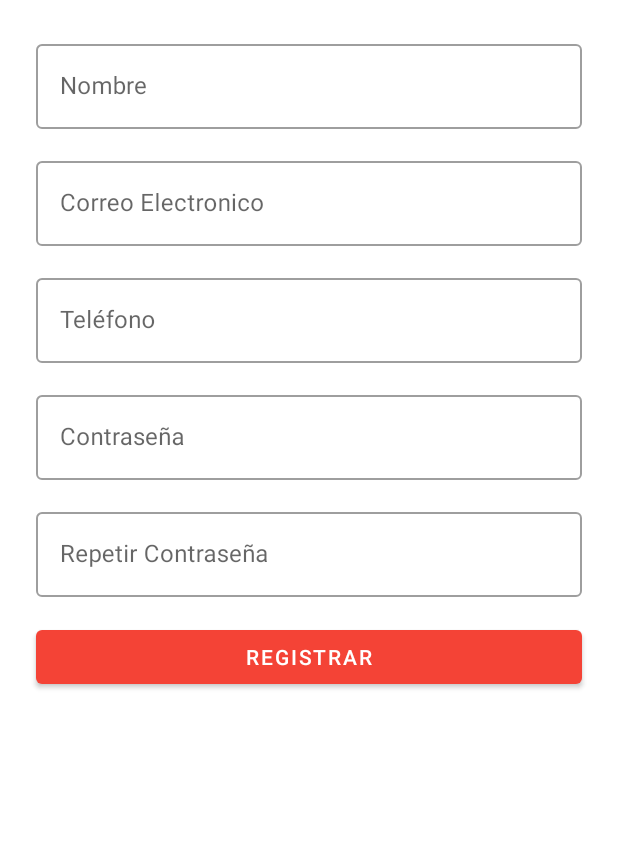
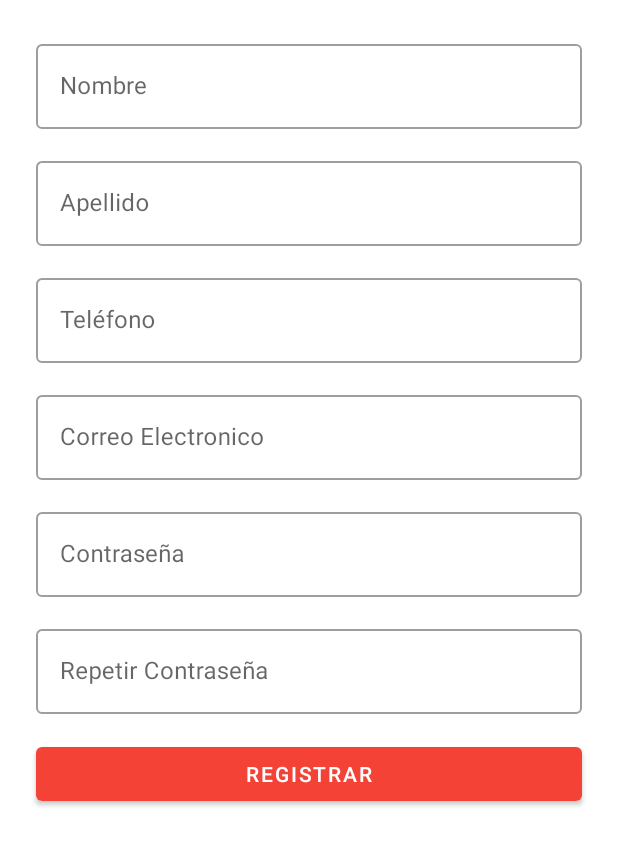
Before and after one commit to Sycrax88/RecomiendaME, an Android app: the SignUpFragment screen opened through its navigation route, on a phone screen of 412 x 824 dp, the part 390-1236 px from its top. Run offline under Robolectric (Android 15) with nearby library versions, the phone set to English and light mode, and no system bars; our stand-ins replace Firebase (no records; nobody signed in at launch, a user with empty details on screens opened directly), navigation-ui.

Commit message:
Se colocó funcionamiento al Login y al SignUp con Firebase, todo correcto

```diff
--- a/app/build.gradle
+++ b/app/build.gradle
@@ -2,6 +2,7 @@ plugins {
     id 'com.android.application'
     id 'org.jetbrains.kotlin.android'
     id 'androidx.navigation.safeargs.kotlin'
+    id 'com.google.gms.google-services'
 }
 
 android {
@@ -46,7 +47,9 @@ dependencies {
     implementation 'androidx.navigation:navigation-fragment-ktx:2.5.1'
     implementation 'androidx.navigation:navigation-ui-ktx:2.5.1'
     implementation 'androidx.legacy:legacy-support-v4:1.0.0'
-    implementation 'com.google.firebase:firebase-auth:21.0.6'
+    implementation 'com.google.firebase:firebase-auth-ktx:21.0.6'
+    implementation 'com.google.firebase:firebase-common-ktx:20.1.1'
+    implementation 'org.jetbrains.kotlinx:kotlinx-coroutines-play-services:1.6.1'
     testImplementation 'junit:junit:4.13.2'
     androidTestImplementation 'androidx.test.ext:junit:1.1.3'
     androidTestImplementation 'androidx.test.espresso:espresso-core:3.4.0'
--- a/app/src/main/java/com/colosoft/recomiendame/ui/login/LoginFragment.kt
+++ b/app/src/main/java/com/colosoft/recomiendame/ui/login/LoginFragment.kt
@@ -6,27 +6,55 @@ import androidx.fragment.app.Fragment
 import android.view.LayoutInflater
 import android.view.View
 import android.view.ViewGroup
-import com.colosoft.recomiendame.R
+import android.widget.Toast
+import androidx.appcompat.app.AppCompatActivity
+import androidx.navigation.fragment.findNavController
+import com.colosoft.recomiendame.databinding.FragmentLoginBinding
 
 class LoginFragment : Fragment() {
 
-    companion object {
-        fun newInstance() = LoginFragment()
-    }
-
-    private lateinit var viewModel: LoginViewModel
+    private lateinit var loginBinding: FragmentLoginBinding
+    private lateinit var loginviewModel: LoginViewModel
 
     override fun onCreateView(
         inflater: LayoutInflater, container: ViewGroup?,
         savedInstanceState: Bundle?
-    ): View? {
-        return inflater.inflate(R.layout.fragment_login, container, false)
+    ): View {
+        loginBinding = FragmentLoginBinding.inflate(inflater, container, false)
+        loginviewModel = ViewModelProvider(this)[LoginViewModel::class.java]
+
+        loginviewModel.errorMsg.observe(viewLifecycleOwner){ msg ->
+            showErrorMessage(msg)
+        }
+        loginviewModel.loginSuccess.observe(viewLifecycleOwner){
+            goToList()
+        }
+
+        with(loginBinding){
+            loginButton.setOnClickListener {
+                loginviewModel.validateFields(emailEditText.text.toString(),passwordEditText.text.toString())
+            }
+
+            signUpTextView.setOnClickListener {
+                findNavController().navigate(LoginFragmentDirections.actionNavigationLoginToNavigationSignup())
+            }
+
+        }
+        return loginBinding.root
     }
 
-    override fun onActivityCreated(savedInstanceState: Bundle?) {
-        super.onActivityCreated(savedInstanceState)
-        viewModel = ViewModelProvider(this)[LoginViewModel::class.java]
-        // TODO: Use the ViewModel
+    private fun showErrorMessage(msg: String?) {
+        Toast.makeText(requireActivity(), msg, Toast.LENGTH_LONG).show()
+    }
+
+    fun goToList(){
+        findNavController().navigate(LoginFragmentDirections.actionNavigationLoginToNavigationHome())
+
+    }
+
+    override fun onResume() {
+        super.onResume()
+        (activity as AppCompatActivity).supportActionBar!!.hide()
     }
 
 }
--- a/app/src/main/java/com/colosoft/recomiendame/ui/signup/SignUpFragment.kt
+++ b/app/src/main/java/com/colosoft/recomiendame/ui/signup/SignUpFragment.kt
@@ -6,27 +6,63 @@ import androidx.fragment.app.Fragment
 import android.view.LayoutInflater
 import android.view.View
 import android.view.ViewGroup
+import android.widget.Toast
+import androidx.appcompat.app.AppCompatActivity
+import androidx.navigation.fragment.findNavController
 import com.colosoft.recomiendame.R
+import com.colosoft.recomiendame.databinding.FragmentSignUpBinding
 
 class SignUpFragment : Fragment() {
 
-    companion object {
-        fun newInstance() = SignUpFragment()
-    }
-
-    private lateinit var viewModel: SignUpViewModel
+    private lateinit var signUpBinding: FragmentSignUpBinding
+    private lateinit var signUpviewModel: SignUpViewModel
 
     override fun onCreateView(
         inflater: LayoutInflater, container: ViewGroup?,
         savedInstanceState: Bundle?
-    ): View? {
-        return inflater.inflate(R.layout.fragment_sign_up, container, false)
+    ): View {
+        signUpBinding = FragmentSignUpBinding.inflate(inflater, container, false)
+        signUpviewModel = ViewModelProvider(this)[SignUpViewModel::class.java]
+
+        signUpviewModel.errorMsg.observe(viewLifecycleOwner){ msg ->
+            showErrorMessage(msg)
+        }
+
+        signUpviewModel.registerSuccess.observe(viewLifecycleOwner){
+            goToLogin()
+        }
+
+        with(signUpBinding) {
+            signUpButton.setOnClickListener {
+                signUpviewModel.validateFields(
+                    nameEditText.text.toString(),
+                    lastNameEditText.text.toString(),
+                    phoneEditText.text.toString(),
+                    emailEditText.text.toString(),
+                    passwordEditText.text.toString(),
+                    repeatPasswordEditText.text.toString()
+                )
+
+            }
+        }
+
+        return signUpBinding.root
     }
 
-    override fun onActivityCreated(savedInstanceState: Bundle?) {
-        super.onActivityCreated(savedInstanceState)
-        viewModel = ViewModelProvider(this).get(SignUpViewModel::class.java)
-        // TODO: Use the ViewModel
+    private fun showErrorMessage(msg: String?) {
+        Toast.makeText(requireActivity(), msg, Toast.LENGTH_LONG).show()
     }
 
+
+    fun goToLogin() {
+        findNavController().navigate(SignUpFragmentDirections.actionNavigationSignupToNavigationLogin())
+
+    }
+
+    override fun onResume() {
+        super.onResume()
+        (activity as AppCompatActivity).supportActionBar!!.hide()
+    }
+
+
 }
--- a/app/src/main/res/layout/fragment_sign_up.xml
+++ b/app/src/main/res/layout/fragment_sign_up.xml
@@ -31,6 +31,49 @@
                 android:layout_width="match_parent"
                 android:layout_height="wrap_content"
                 android:hint="@string/name"
+                android:inputType="textPersonName|textCapSentences"
+                android:textColorHint="#757575" />
+        </com.google.android.material.textfield.TextInputLayout>
+
+        <com.google.android.material.textfield.TextInputLayout
+            android:id="@+id/last_name_input_layout"
+            style="@style/Widget.MaterialComponents.TextInputLayout.OutlinedBox"
+            android:layout_width="0dp"
+            android:layout_height="wrap_content"
+            android:layout_marginStart="24dp"
+            android:layout_marginTop="16dp"
+            android:layout_marginEnd="24dp"
+            app:layout_constraintEnd_toEndOf="parent"
+            app:layout_constraintStart_toStartOf="parent"
+            app:layout_constraintTop_toBottomOf="@+id/name_input_layout">
+
+            <com.google.android.material.textfield.TextInputEditText
+                android:id="@+id/last_name_edit_text"
+                android:layout_width="match_parent"
+                android:layout_height="wrap_content"
+                android:hint="@string/lastName"
+                android:inputType="textPersonName|textCapSentences"
+                android:textColorHint="#757575" />
+        </com.google.android.material.textfield.TextInputLayout>
+
+        <com.google.android.material.textfield.TextInputLayout
+            android:id="@+id/phone_input_layout"
+            style="@style/Widget.MaterialComponents.TextInputLayout.OutlinedBox"
+            android:layout_width="0dp"
+            android:layout_height="wrap_content"
+            android:layout_marginStart="24dp"
+            android:layout_marginTop="16dp"
+            android:layout_marginEnd="24dp"
+            app:layout_constraintEnd_toEndOf="parent"
+            app:layout_constraintStart_toStartOf="parent"
+            app:layout_constraintTop_toBottomOf="@+id/last_name_input_layout">
+
+            <com.google.android.material.textfield.TextInputEditText
+                android:id="@+id/phone_edit_text"
+                android:layout_width="match_parent"
+                android:layout_height="wrap_content"
+                android:hint="@string/phone"
+                android:inputType="number"
                 android:textColorHint="#757575" />
         </com.google.android.material.textfield.TextInputLayout>
 
@@ -44,33 +87,14 @@
             android:layout_marginEnd="24dp"
             app:layout_constraintEnd_toEndOf="parent"
             app:layout_constraintStart_toStartOf="parent"
-            app:layout_constraintTop_toBottomOf="@+id/name_input_layout">
+            app:layout_constraintTop_toBottomOf="@+id/phone_input_layout">
 
             <com.google.android.material.textfield.TextInputEditText
                 android:id="@+id/email_edit_text"
                 android:layout_width="match_parent"
                 android:layout_height="wrap_content"
                 android:hint="@string/email"
-                android:textColorHint="#757575" />
-        </com.google.android.material.textfield.TextInputLayout>
-
-        <com.google.android.material.textfield.TextInputLayout
-            android:id="@+id/phone_input_layout"
-            style="@style/Widget.MaterialComponents.TextInputLayout.OutlinedBox"
-            android:layout_width="0dp"
-            android:layout_height="wrap_content"
-            android:layout_marginStart="24dp"
-            android:layout_marginTop="16dp"
-            android:layout_marginEnd="24dp"
-            app:layout_constraintEnd_toEndOf="parent"
-            app:layout_constraintStart_toStartOf="parent"
-            app:layout_constraintTop_toBottomOf="@+id/email_input_layout">
-
-            <com.google.android.material.textfield.TextInputEditText
-                android:id="@+id/phone_edit_text"
-                android:layout_width="match_parent"
-                android:layout_height="wrap_content"
-                android:hint="@string/phone"
+                android:inputType="textEmailAddress"
                 android:textColorHint="#757575" />
         </com.google.android.material.textfield.TextInputLayout>
 
@@ -84,13 +108,14 @@
             android:layout_marginEnd="24dp"
             app:layout_constraintEnd_toEndOf="parent"
             app:layout_constraintStart_toStartOf="parent"
-            app:layout_constraintTop_toBottomOf="@+id/phone_input_layout">
+            app:layout_constraintTop_toBottomOf="@+id/email_input_layout">
 
             <com.google.android.material.textfield.TextInputEditText
                 android:id="@+id/password_edit_text"
                 android:layout_width="match_parent"
                 android:layout_height="wrap_content"
                 android:hint="@string/password"
+                android:inputType="textPassword"
                 android:textColorHint="#757575" />
         </com.google.android.material.textfield.TextInputLayout>
 
@@ -111,6 +136,7 @@
                 android:layout_width="match_parent"
                 android:layout_height="wrap_content"
                 android:hint="@string/rep_password"
+                android:inputType="textPassword"
                 android:textColorHint="#757575" />
         </com.google.android.material.textfield.TextInputLayout>
 
@@ -136,5 +162,6 @@
             app:layout_constraintEnd_toEndOf="parent"
             app:layout_constraintStart_toStartOf="parent"
             app:layout_constraintTop_toTopOf="parent" />
+
     </androidx.constraintlayout.widget.ConstraintLayout>
 </ScrollView>
--- a/app/src/main/res/values/strings.xml
+++ b/app/src/main/res/values/strings.xml
@@ -11,4 +11,5 @@
     <string name="phone">Teléfono</string>
     <string name="rep_password">Repetir Contraseña</string>
     <string name="register">Registrar</string>
+    <string name="lastName">Apellido</string>
 </resources>
--- a/build.gradle
+++ b/build.gradle
@@ -1,4 +1,8 @@
-// Top-level build file where you can add configuration options common to all sub-projects/modules.
+buildscript {
+    dependencies {
+        classpath 'com.google.gms:google-services:4.3.13'
+    }
+}// Top-level build file where you can add configuration options common to all sub-projects/modules.
 plugins {
     id 'com.android.application' version '7.2.0' apply false
     id 'com.android.library' version '7.2.0' apply false
```
Also changed, not shown: app/src/main/java/com/colosoft/recomiendame/data/ResourceRemote.kt (added, +34 -0 lines), app/src/main/java/com/colosoft/recomiendame/data/UserRepository.kt (added, +38 -0 lines), app/src/main/java/com/colosoft/recomiendame/ui/login/LoginViewModel.kt (+45 -1 lines), app/src/main/java/com/colosoft/recomiendame/ui/signup/SignUpViewModel.kt (+52 -1 lines), 1 other file.
